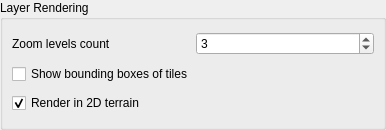
Qt form src/ui/3d/qgsvectorlayer3dpropertieswidget.ui (qgis/QGIS) before a commit.
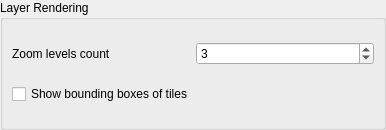
The same form after that commit. Custom widgets are drawn as their Qt base class.

Commit message: switch to layer terrain rendering when no 3d renderer is set

Diff of the .ui file:
```diff
--- a/src/ui/3d/qgsvectorlayer3dpropertieswidget.ui
+++ b/src/ui/3d/qgsvectorlayer3dpropertieswidget.ui
@@ -63,33 +63,23 @@
         </property>
        </widget>
       </item>
-      <item>
-       <widget class="QCheckBox" name="mRenderTo3dTerrainCheckBox">
-        <property name="text">
-         <string>Render in 2D terrain</string>
-        </property>
-        <property name="checked">
-         <bool>true</bool>
-        </property>
-       </widget>
-      </item>
      </layout>
     </widget>
    </item>
   </layout>
  </widget>
  <customwidgets>
+  <customwidget>
+   <class>QgsSpinBox</class>
+   <extends>QSpinBox</extends>
+   <header>qgsspinbox.h</header>
+  </customwidget>
   <customwidget>
    <class>QgsCollapsibleGroupBox</class>
    <extends>QGroupBox</extends>
    <header>qgscollapsiblegroupbox.h</header>
    <container>1</container>
   </customwidget>
-  <customwidget>
-   <class>QgsSpinBox</class>
-   <extends>QSpinBox</extends>
-   <header>qgsspinbox.h</header>
-  </customwidget>
  </customwidgets>
  <tabstops>
   <tabstop>spinZoomLevelsCount</tabstop>
```
The commit also changes 9 other files.
